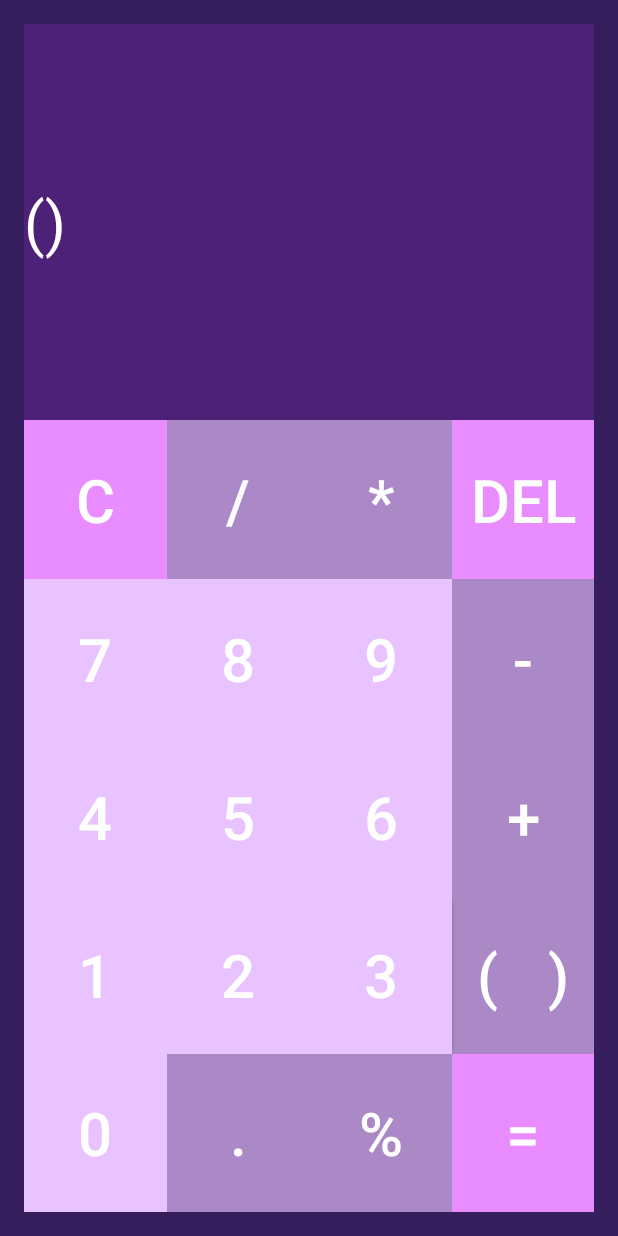
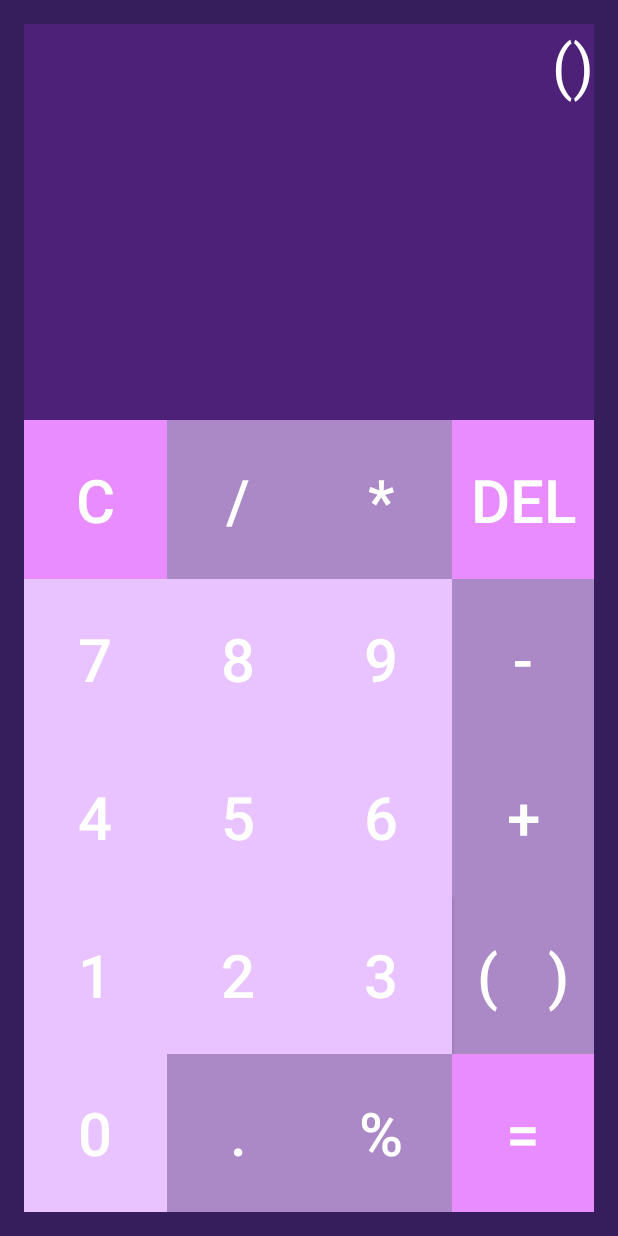
Before and after one commit to RosmaryFC/ScientificCalcProject0521, an Android app: the screen it shows after launch (MainActivity), after a tap on an icon or button, on a phone screen of 412 x 824 dp. Run offline under Robolectric (Android 15) with nearby library versions, the phone set to English and light mode, and no system bars; 3 other taps on this screen came first.

Commit message:
landscape layout working, Basic calc working

```diff
--- a/scientificCalculator/ScientificCalculator/app/src/main/res/layout/activity_scientific.xml
+++ b/scientificCalculator/ScientificCalculator/app/src/main/res/layout-land/activity_main.xml
@@ -16,15 +16,31 @@
     <LinearLayout
         android:layout_width="match_parent"
         android:layout_height="match_parent"
-    android:orientation="horizontal"
+        android:orientation="vertical"
         android:layout_weight="3">
 
         <EditText
+            android:id="@+id/input_expression"
             android:layout_width="match_parent"
             android:layout_height="match_parent"
-        android:layout_gravity="top"
-        android:background="#4d4b4b"
-        />
+            android:layout_weight="1"
+            android:background="#ff4e2178"
+            android:textColor="#fff"
+            android:textSize="30dp"
+            android:gravity="right"
+            android:text=" "/>
+
+        <TextView
+            android:id="@+id/input_answer"
+            android:layout_width="match_parent"
+            android:layout_height="match_parent"
+            android:layout_weight="1"
+            android:background="#ff4e2178"
+            android:textColor="#ff68ff65"
+            android:textSize="30dp"
+            android:gravity="right"
+            android:text=" "/>
+
 
     </LinearLayout>
 
@@ -36,7 +52,7 @@
         android:layout_weight="1"
         android:background="#fff">
 
-        <!--Linear Layout bottom right-->
+        <!--Linear Layout bottom left-->
 
         <LinearLayout
             android:layout_width="match_parent"
@@ -253,9 +269,8 @@
 
             </LinearLayout>
 
-
         </LinearLayout>
-  <!---Left-->
+        <!---Right-->
         <LinearLayout
             android:layout_width="match_parent"
             android:layout_height="match_parent"
@@ -539,15 +554,8 @@
 
             </LinearLayout>
 
-
+        </LinearLayout>
 
     </LinearLayout>
 
-
 </LinearLayout>
-
-
-
-
-
-</LinearLayout>
--- a/scientificCalculator/ScientificCalculator/app/src/main/res/layout/activity_main.xml
+++ b/scientificCalculator/ScientificCalculator/app/src/main/res/layout/activity_main.xml
@@ -14,19 +14,32 @@
 
 <!-- The first line where you  will be creating your problems-->
     <LinearLayout
-        android:orientation="horizontal"
+        android:orientation="vertical"
         android:layout_width="match_parent"
         android:layout_height="match_parent"
         android:layout_weight="6">
 
         <!-- Might be a textview. do not want keyboard. can determine where you want to type-->
         <EditText
-            android:id="@+id/equation"
+            android:id="@+id/input_expression"
             android:layout_width="match_parent"
             android:layout_height="match_parent"
+            android:layout_weight="1"
             android:background="#ff4e2178"
             android:textColor="#fff"
             android:textSize="40dp"
+            android:gravity="right"
+            android:text=" "/>
+
+        <TextView
+            android:id="@+id/input_answer"
+            android:layout_width="match_parent"
+            android:layout_height="match_parent"
+            android:layout_weight="1"
+            android:background="#ff4e2178"
+            android:textColor="#ff68ff65"
+            android:textSize="40dp"
+            android:gravity="right"
             android:text=" "/>
 
     </LinearLayout>
```
Also changed, not shown: scientificCalculator/ScientificCalculator/app/src/main/java/nyc/c4q/rosmaryfc/scientificcalculator/Buttons.java (deleted, +0 -12 lines), scientificCalculator/ScientificCalculator/app/src/main/java/nyc/c4q/rosmaryfc/scientificcalculator/MainActivity.java (+86 -210 lines). Lines whose indentation alone changed are shown as unchanged.
